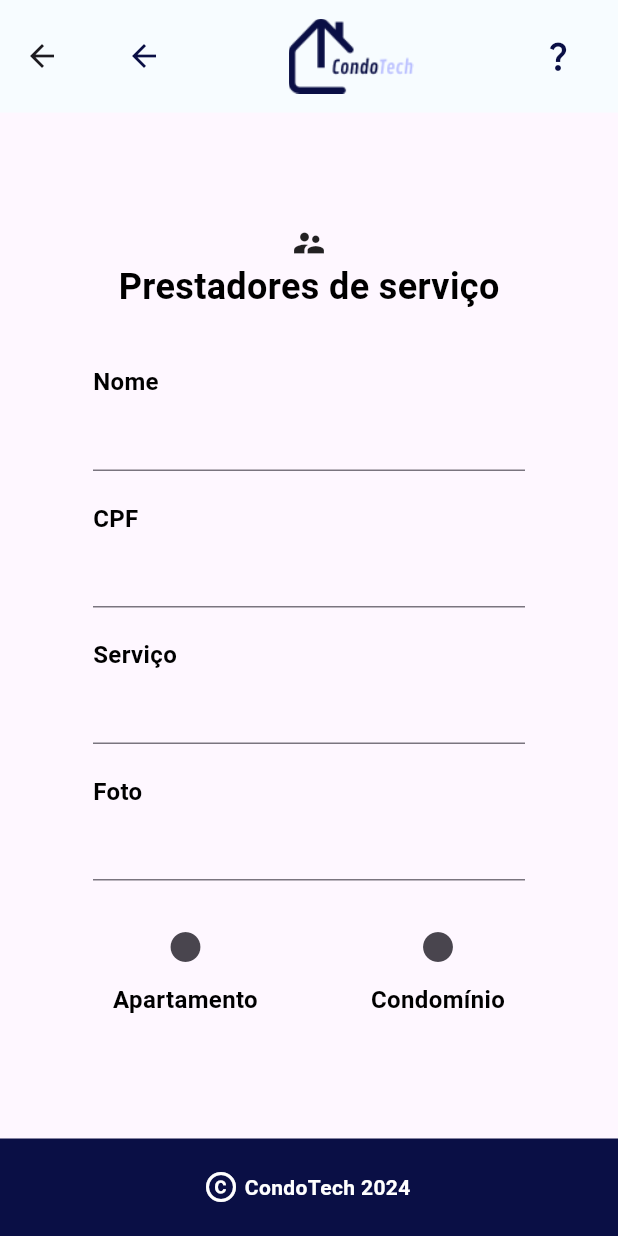
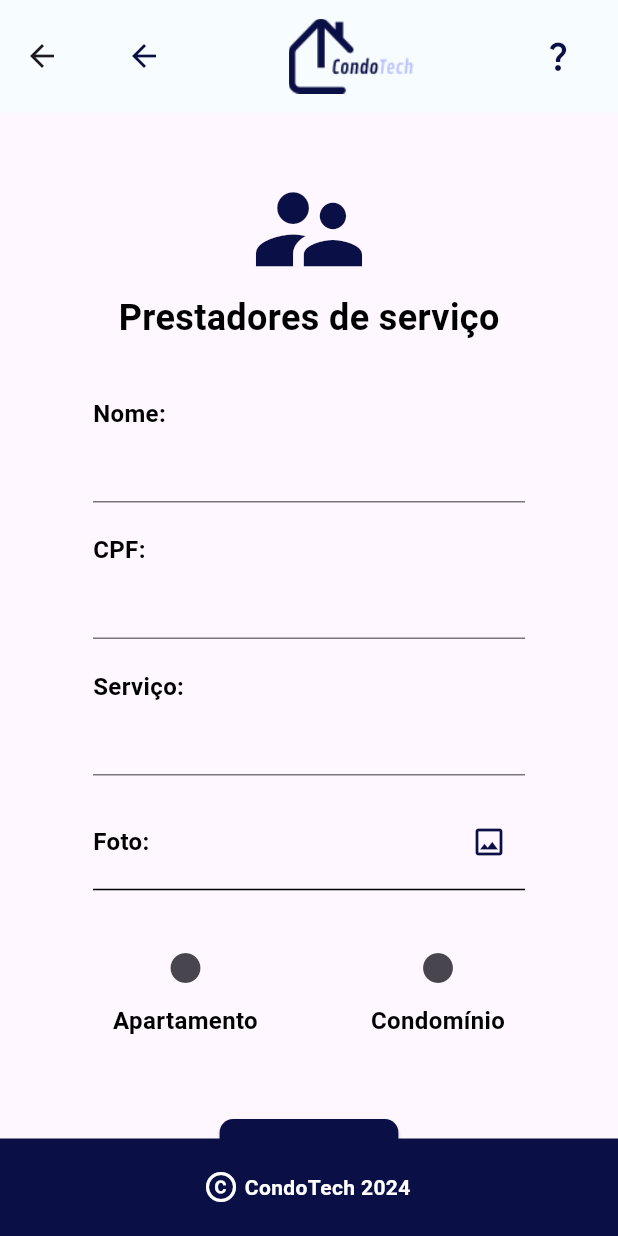
Before and after one commit to CondoTech/condotech_app, a Flutter app: the EmployerRegister screen opened directly, on a phone screen of 412 x 824 dp. Run offline on Flutter 3.47's test engine with Material 3 defaults, Android fonts, the phone set to English and light mode, and no system bars; Roboto replaces fonts that are missing (Mukata).

Commit message:
update employer register

```diff
--- a/condotech/lib/pages/employer_register.dart
+++ b/condotech/lib/pages/employer_register.dart
@@ -1,4 +1,5 @@
 import 'package:condotech/util/appbar.dart';
+import 'package:condotech/util/color.dart';
 import 'package:condotech/util/footer.dart';
 import 'package:condotech/util/text.dart';
 import 'package:flutter/material.dart';
@@ -13,9 +14,18 @@ class EmployerRegister extends StatelessWidget {
       body: SingleChildScrollView(
         child: Column(
           children: [
-            const SizedBox(height: 75),
-            const Icon(Icons.supervisor_account),
-            mediumTextBold("Prestadores de serviço"),
+            const SizedBox(height: 35),
+            Column(
+              mainAxisAlignment: MainAxisAlignment.center,
+              children: [
+                Icon(
+                  Icons.supervisor_account,
+                  size: 85.0,
+                  color: Paleta.azulEscuro,
+                ),
+                mediumTextBold("Prestadores de serviço"),
+              ],
+            ),
             const SizedBox(height: 35),
             Padding(
               padding: const EdgeInsets.symmetric(horizontal: 62),
@@ -25,17 +35,29 @@ class EmployerRegister extends StatelessWidget {
                     child: Column(
                       crossAxisAlignment: CrossAxisAlignment.start,
                       children: [
-                        smallTextBold("Nome"),
+                        smallTextBold("Nome:"),
                         TextFormField(),
                         const SizedBox(height: 20),
-                        smallTextBold("CPF"),
+                        smallTextBold("CPF:"),
                         TextFormField(),
                         const SizedBox(height: 20),
-                        smallTextBold("Serviço"),
+                        smallTextBold("Serviço:"),
                         TextFormField(),
                         const SizedBox(height: 20),
-                        smallTextBold("Foto"),
-                        TextFormField(),
+                        Row(
+                          mainAxisAlignment: MainAxisAlignment.spaceBetween,
+                          children: [
+                            smallTextBold("Foto:"),
+                            IconButton(
+                              onPressed: () {},
+                              icon: Icon(
+                                Icons.image_outlined,
+                                color: Paleta.azulEscuro,
+                              ),
+                            )
+                          ],
+                        ),
+                        const Divider(color: Colors.black),
                         const SizedBox(height: 20),
                       ],
                     ),
@@ -66,7 +88,19 @@ class EmployerRegister extends StatelessWidget {
                   ],
                 )
               ],
-            )
+            ),
+            const SizedBox(height: 50),
+            ElevatedButton(
+              style: ElevatedButton.styleFrom(
+                backgroundColor: Paleta.azulEscuro,
+                shape: RoundedRectangleBorder(
+                  borderRadius: BorderRadius.circular(9.0),
+                ),
+              ),
+              onPressed: () {},
+              child: smallTextBold("Cadastrar", fontColor: Colors.white),
+            ),
+            const SizedBox(height: 35),
           ],
         ),
       ),
```
